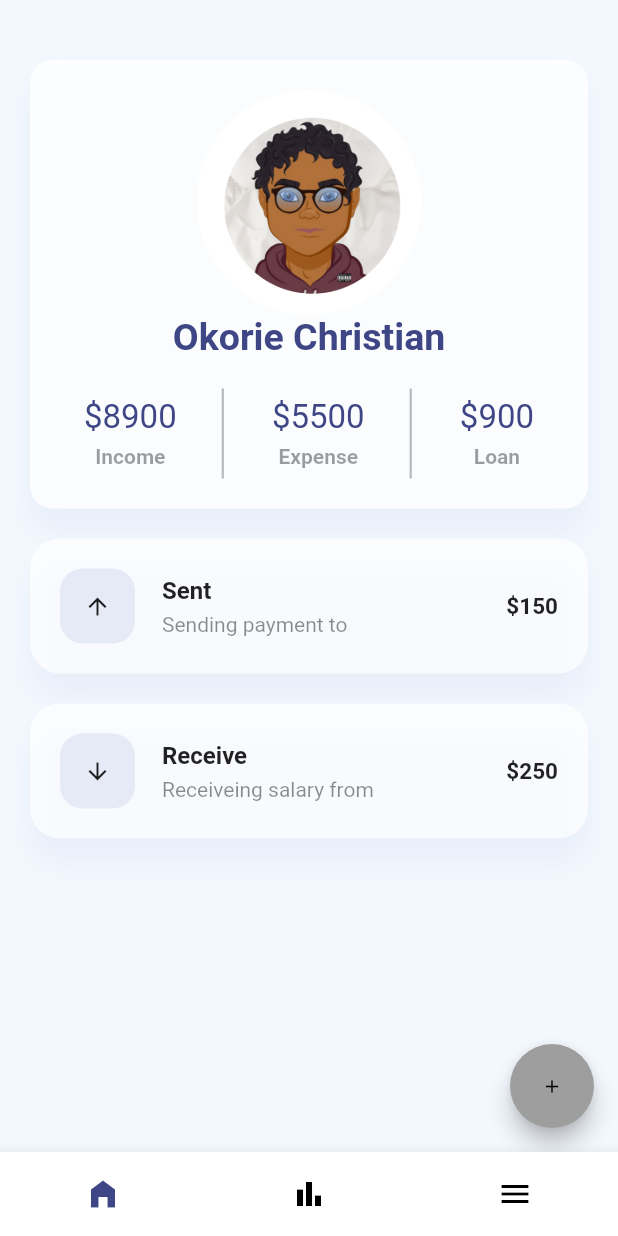
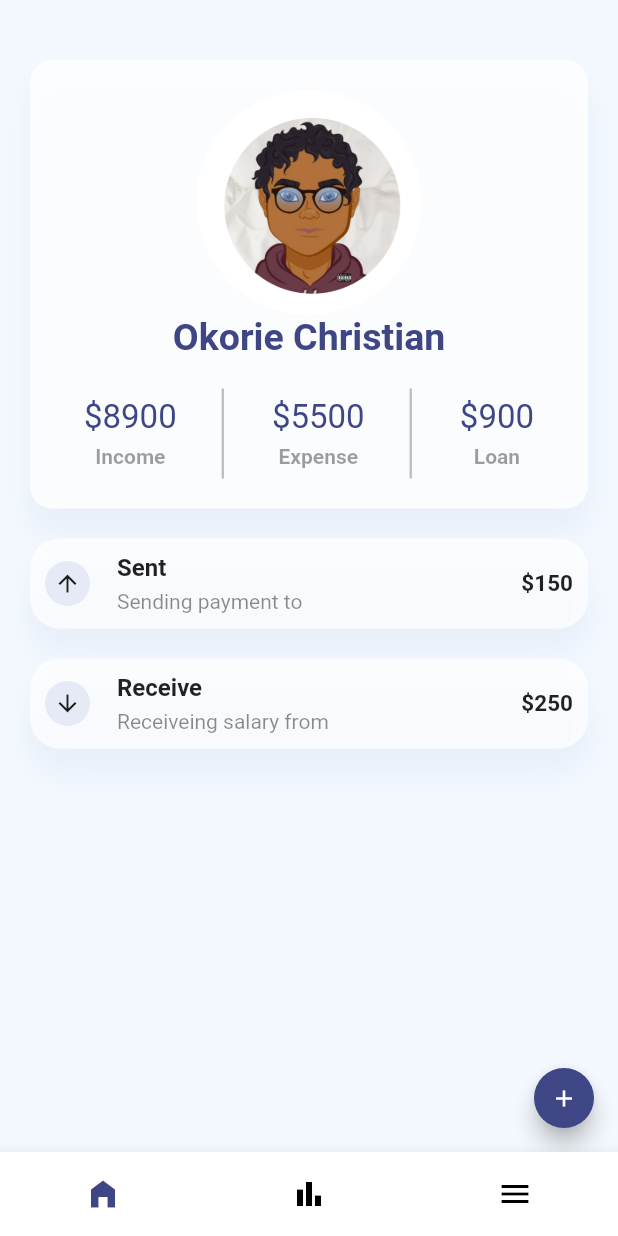
Before and after one commit to chrisokoriedev/ui100daysfluttercode, a Flutter app: the screen it shows after launch, on a phone screen of 412 x 824 dp. Run offline on Flutter 3.47's test engine with Material 2 defaults, Android fonts, the phone set to English and light mode, and no system bars; drawn by our look-alikes of animated_bottom_navigation_bar; our stand-ins replace get.

```diff
--- a/lib/reuseable_component/widget.dart
+++ b/lib/reuseable_component/widget.dart
@@ -14,7 +14,7 @@ iconCompo(IconData iconData) {
 expppccon(IconData iconData, String title, String desc, String amount) {
   return Container(
     width: double.infinity,
-    padding: const EdgeInsets.all(20),
+    padding: const EdgeInsets.all(10),
     decoration: BoxDecoration(
         borderRadius: BorderRadius.circular(20),
         boxShadow: const [
@@ -35,8 +35,8 @@ expppccon(IconData iconData, String title, String desc, String amount) {
             Row(
               children: [
                 Container(
-                  width: 50,
-                  height: 50,
+                  width: 30,
+                  height: 30,
                   decoration: BoxDecoration(
                       borderRadius: BorderRadius.circular(15),
                       color: const Color(0xffe6eaf7)),
--- a/lib/view/homepage.dart
+++ b/lib/view/homepage.dart
@@ -79,11 +79,17 @@ class HomePage extends StatelessWidget {
           ]),
         ),
       ),
-      floatingActionButton: FloatingActionButton(
-        onPressed: () {},
-        child: const Icon(
-          Icons.add,
-          size: 14,
+      floatingActionButton: SizedBox(
+        width: 40,
+        height: 40,
+        child: FloatingActionButton(
+          backgroundColor: primaryColor,
+          onPressed: () {},
+          child: const Icon(
+            Icons.add,
+            size: 18,
+            color: whiteColor,
+          ),
         ),
       ),
     );
```
